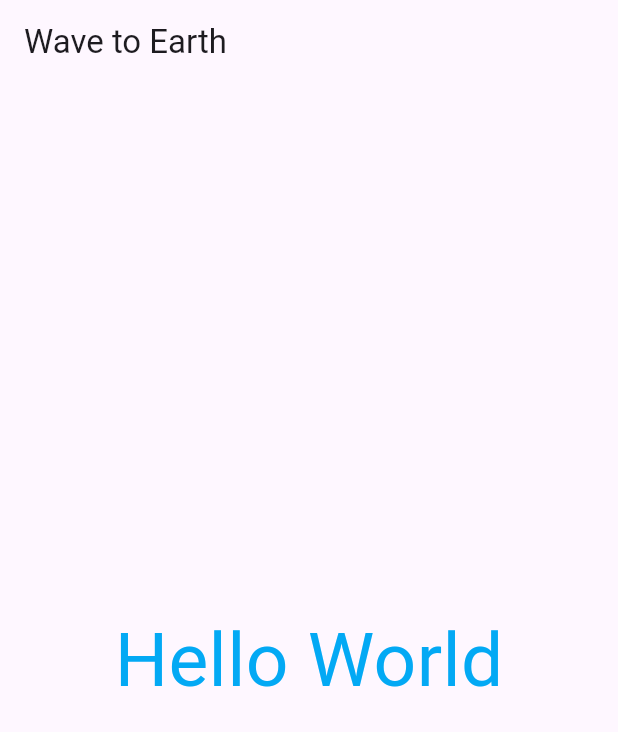
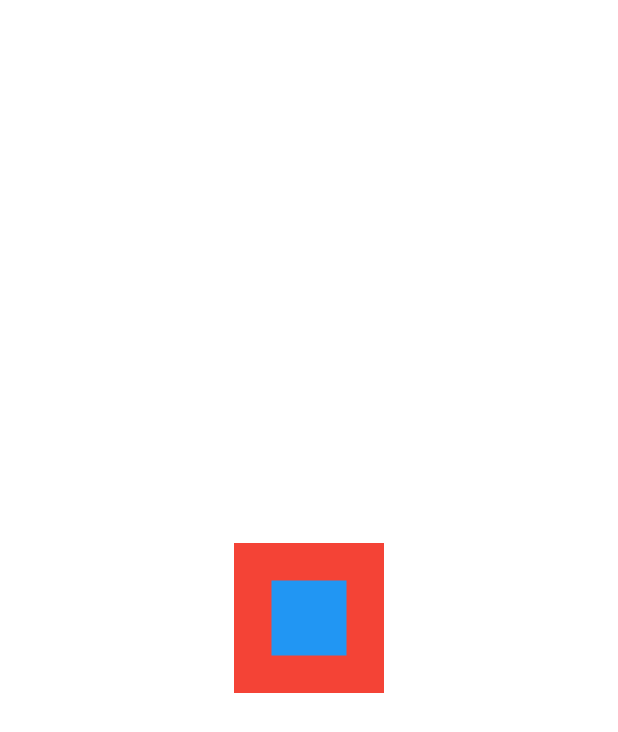
Before and after one commit to letpwk/my_app, a Flutter app: the screen it shows after launch, on a phone screen of 412 x 824 dp. Shown: the top 732 px of the screen. Run offline on Flutter 3.47's test engine with Material 3 defaults, Android fonts, the phone set to English and light mode, and no system bars.

```diff
--- a/lib/main.dart
+++ b/lib/main.dart
@@ -2,41 +2,24 @@ import 'package:flutter/material.dart'; //importa um pacote (esse é do material
 
 void main() {
   runApp(const MeuApp()); //roda um app
-  //
-  /*
-  runApp(
-    MaterialApp(
-      home: Scaffold(
-        appBar: AppBar(
-          title: Text('Wave to Earth'),
-        ),
-        body: Center(
-          child: Text(
-            'Hello World',
-            style: TextStyle(fontSize: 50, color: Colors.lightBlue),
-        ),
-      ),
-    ),
-    ),
-  );*/
 }
 
 class MeuApp extends StatelessWidget {
-  const MeuApp({super.key});
+  const MeuApp({Key? key}) : super(key: key);
 
   @override //sobreescrevendo a classe pai
   Widget build(BuildContext context) {
     return MaterialApp(
-      home: Scaffold(
-        appBar: AppBar(
-          title: Text('Wave to Earth'),
-        ),
-        body: Center(
-          child: Text(
-            'Hello World',
-            style: TextStyle(fontSize: 50, color: Colors.lightBlue),
-          ),
-        ),
+      title: 'Wave to Earth',
+      theme: ThemeData(
+        primarySwatch: Colors.purple,
+      ),
+      home: Stack(
+        alignment: AlignmentDirectional.center,
+        children: [
+          Container(color: Colors.red, width: 100, height: 100,),
+          Container(color: Colors.blue, width: 50, height: 50,),
+        ],
       ),
     );
   }
```
Also changed, not shown: 1 other file.
